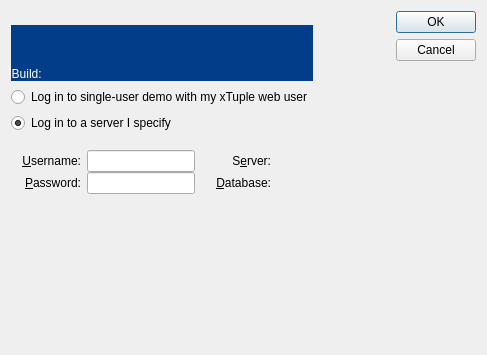
The window that xtuple/trunk/common/login2.ui (WooodHead/xtuple) describes before a commit, drawn with Qt 5.
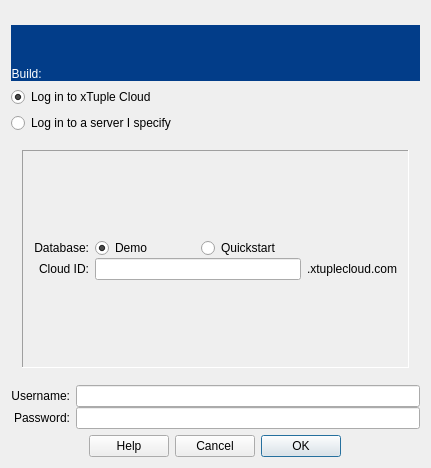
The same window after the commit. Icons and pictures are not drawn.

Commit message: Issue #19682:Free Trial update

```diff
--- a/xtuple/trunk/common/login2.ui
+++ b/xtuple/trunk/common/login2.ui
@@ -13,16 +13,14 @@
    <rect>
     <x>0</x>
     <y>0</y>
-    <width>487</width>
-    <height>355</height>
+    <width>431</width>
+    <height>468</height>
    </rect>
   </property>
   <property name="windowTitle">
    <string>Log In</string>
   </property>
-  <layout class="QVBoxLayout" name="verticalLayout_2">
-   <item>
-    <layout class="QHBoxLayout" name="horizontalLayout_2">
+  <layout class="QVBoxLayout" name="verticalLayout_6">
      <item>
       <layout class="QVBoxLayout" name="verticalLayout">
        <item>
@@ -2475,9 +2473,12 @@
         </layout>
        </item>
        <item>
-        <widget class="QRadioButton" name="_demoOption">
+      <widget class="QRadioButton" name="_cloudOption">
          <property name="text">
-          <string>Log in to single-user demo with my xTuple web user</string>
+        <string>Log in to xTuple Cloud</string>
+       </property>
+       <property name="checked">
+        <bool>true</bool>
          </property>
         </widget>
        </item>
@@ -2487,47 +2488,93 @@
           <string>Log in to a server I specify</string>
          </property>
          <property name="checked">
+        <bool>false</bool>
+       </property>
+      </widget>
+     </item>
+    </layout>
+   </item>
+   <item>
+    <widget class="QStackedWidget" name="_loginModeStack">
+     <property name="currentIndex">
+      <number>0</number>
+     </property>
+     <widget class="QWidget" name="_cloudPage">
+      <layout class="QVBoxLayout" name="verticalLayout_5">
+       <item>
+        <widget class="QFrame" name="_cloudFrame">
+         <property name="frameShape">
+          <enum>QFrame::Panel</enum>
+         </property>
+         <property name="frameShadow">
+          <enum>QFrame::Sunken</enum>
+         </property>
+         <layout class="QVBoxLayout" name="verticalLayout_3">
+          <item>
+           <layout class="QGridLayout" name="gridLayout_2">
+            <property name="verticalSpacing">
+             <number>0</number>
+            </property>
+            <item row="0" column="0">
+             <widget class="QLabel" name="_cloudDBLit">
+              <property name="text">
+               <string>Database:</string>
+              </property>
+              <property name="alignment">
+               <set>Qt::AlignRight|Qt::AlignTrailing|Qt::AlignVCenter</set>
+              </property>
+             </widget>
+            </item>
+            <item row="1" column="1">
+             <widget class="QLineEdit" name="_company"/>
+            </item>
+            <item row="0" column="1">
+             <layout class="QHBoxLayout" name="horizontalLayout">
+              <item>
+               <widget class="QRadioButton" name="_demoOption">
+                <property name="text">
+                 <string>Demo</string>
+                </property>
+                <property name="checked">
           <bool>true</bool>
          </property>
         </widget>
        </item>
-      </layout>
-     </item>
-     <item>
-      <spacer>
-       <property name="orientation">
-        <enum>Qt::Horizontal</enum>
-       </property>
-       <property name="sizeType">
-        <enum>QSizePolicy::Expanding</enum>
-       </property>
-       <property name="sizeHint" stdset="0">
-        <size>
-         <width>0</width>
-         <height>20</height>
-        </size>
-       </property>
-      </spacer>
-     </item>
-     <item>
-      <layout class="QVBoxLayout">
-       <property name="spacing">
-        <number>0</number>
-       </property>
-       <item>
-        <widget class="QDialogButtonBox" name="_buttonBox">
-         <property name="orientation">
-          <enum>Qt::Vertical</enum>
-         </property>
-         <property name="standardButtons">
-          <set>QDialogButtonBox::Cancel|QDialogButtonBox::Ok</set>
-         </property>
+              <item>
+               <widget class="QRadioButton" name="_prodOption">
+                <property name="text">
+                 <string>Quickstart</string>
+                </property>
+               </widget>
+              </item>
+             </layout>
+            </item>
+            <item row="1" column="2" colspan="2">
+             <widget class="QLabel" name="_companyLit2">
+              <property name="text">
+               <string>.xtuplecloud.com</string>
+              </property>
+             </widget>
+            </item>
+            <item row="1" column="0">
+             <widget class="QLabel" name="_companyLit">
+              <property name="text">
+               <string>Cloud ID:</string>
+              </property>
+              <property name="alignment">
+               <set>Qt::AlignRight|Qt::AlignTrailing|Qt::AlignVCenter</set>
+              </property>
         </widget>
        </item>
       </layout>
      </item>
     </layout>
-   </item>
+        </widget>
+       </item>
+      </layout>
+     </widget>
+     <widget class="QWidget" name="_serverPage">
+      <layout class="QVBoxLayout" name="verticalLayout_2">
    <item>
     <widget class="QFrame" name="_frame">
      <property name="sizePolicy">
@@ -2537,39 +2584,18 @@
       </sizepolicy>
      </property>
      <property name="frameShape">
-      <enum>QFrame::NoFrame</enum>
+          <enum>QFrame::Panel</enum>
      </property>
      <property name="frameShadow">
-      <enum>QFrame::Plain</enum>
-     </property>
+          <enum>QFrame::Sunken</enum>
+         </property>
+         <layout class="QVBoxLayout" name="verticalLayout_4">
+          <item>
      <layout class="QGridLayout" name="gridLayout">
       <property name="verticalSpacing">
        <number>0</number>
       </property>
       <item row="0" column="0">
-       <widget class="QLabel" name="_usernameLit">
-        <property name="text">
-         <string>&amp;Username:</string>
-        </property>
-        <property name="alignment">
-         <set>Qt::AlignRight|Qt::AlignTrailing|Qt::AlignVCenter</set>
-        </property>
-        <property name="buddy">
-         <cstring>_username</cstring>
-        </property>
-       </widget>
-      </item>
-      <item row="0" column="1">
-       <widget class="QLineEdit" name="_username">
-        <property name="sizePolicy">
-         <sizepolicy hsizetype="Preferred" vsizetype="Fixed">
-          <horstretch>0</horstretch>
-          <verstretch>0</verstretch>
-         </sizepolicy>
-        </property>
-       </widget>
-      </item>
-      <item row="0" column="3">
        <widget class="QLabel" name="_serverLit">
         <property name="text">
          <string>S&amp;erver:</string>
@@ -2582,7 +2608,7 @@
         </property>
        </widget>
       </item>
-      <item row="0" column="4">
+            <item row="0" column="1">
        <widget class="QLabel" name="_server">
         <property name="sizePolicy">
          <sizepolicy hsizetype="Expanding" vsizetype="Preferred">
@@ -2598,23 +2624,7 @@
         </property>
        </widget>
       </item>
-      <item row="0" column="5" rowspan="2">
-       <spacer>
-        <property name="orientation">
-         <enum>Qt::Horizontal</enum>
-        </property>
-        <property name="sizeType">
-         <enum>QSizePolicy::MinimumExpanding</enum>
-        </property>
-        <property name="sizeHint" stdset="0">
-         <size>
-          <width>13</width>
-          <height>20</height>
-         </size>
-        </property>
-       </spacer>
-      </item>
-      <item row="1" column="3" rowspan="2">
+            <item row="1" column="0">
        <widget class="QLabel" name="_databaseLit">
         <property name="text">
          <string>&amp;Database:</string>
@@ -2627,7 +2637,7 @@
         </property>
        </widget>
       </item>
-      <item row="1" column="4" rowspan="2">
+            <item row="1" column="1">
        <widget class="QLabel" name="_database">
         <property name="sizePolicy">
          <sizepolicy hsizetype="Expanding" vsizetype="Preferred">
@@ -2643,62 +2653,82 @@
         </property>
        </widget>
       </item>
-      <item row="2" column="0">
+           </layout>
+          </item>
+         </layout>
+        </widget>
+       </item>
+      </layout>
+     </widget>
+    </widget>
+   </item>
+   <item>
+    <layout class="QGridLayout" name="gridLayout_3">
+     <property name="sizeConstraint">
+      <enum>QLayout::SetDefaultConstraint</enum>
+     </property>
+     <property name="horizontalSpacing">
+      <number>-1</number>
+     </property>
+     <property name="verticalSpacing">
+      <number>0</number>
+     </property>
+     <item row="0" column="0">
+      <widget class="QLabel" name="_usernameLit1">
+       <property name="text">
+        <string>Username:</string>
+       </property>
+       <property name="alignment">
+        <set>Qt::AlignRight|Qt::AlignTrailing|Qt::AlignVCenter</set>
+       </property>
+      </widget>
+     </item>
+     <item row="0" column="1">
+      <widget class="QLineEdit" name="_username">
+       <property name="sizePolicy">
+        <sizepolicy hsizetype="Expanding" vsizetype="Fixed">
+         <horstretch>0</horstretch>
+         <verstretch>0</verstretch>
+        </sizepolicy>
+       </property>
+      </widget>
+     </item>
+     <item row="1" column="0">
        <widget class="QLabel" name="_passwordLit">
         <property name="text">
-         <string>&amp;Password:</string>
+        <string>Password:</string>
         </property>
         <property name="alignment">
          <set>Qt::AlignRight|Qt::AlignTrailing|Qt::AlignVCenter</set>
         </property>
-        <property name="buddy">
-         <cstring>_password</cstring>
-        </property>
-       </widget>
-      </item>
-      <item row="2" column="1">
+      </widget>
+     </item>
+     <item row="1" column="1">
        <widget class="QLineEdit" name="_password">
         <property name="sizePolicy">
-         <sizepolicy hsizetype="Preferred" vsizetype="Fixed">
+        <sizepolicy hsizetype="Expanding" vsizetype="Fixed">
           <horstretch>0</horstretch>
           <verstretch>0</verstretch>
          </sizepolicy>
         </property>
        </widget>
       </item>
-      <item row="3" column="1">
-       <spacer>
-        <property name="orientation">
-         <enum>Qt::Vertical</enum>
-        </property>
-        <property name="sizeType">
-         <enum>QSizePolicy::Expanding</enum>
-        </property>
-        <property name="sizeHint" stdset="0">
-         <size>
-          <width>20</width>
-          <height>0</height>
-         </size>
-        </property>
-       </spacer>
-      </item>
-      <item row="0" column="2">
-       <spacer name="horizontalSpacer">
-        <property name="orientation">
-         <enum>Qt::Horizontal</enum>
-        </property>
-        <property name="sizeType">
-         <enum>QSizePolicy::Fixed</enum>
-        </property>
-        <property name="sizeHint" stdset="0">
-         <size>
-          <width>15</width>
-          <height>20</height>
-         </size>
-        </property>
-       </spacer>
-      </item>
-     </layout>
+    </layout>
+   </item>
+   <item>
+    <widget class="QDialogButtonBox" name="_buttonBox">
+     <property name="layoutDirection">
+      <enum>Qt::RightToLeft</enum>
+     </property>
+     <property name="orientation">
+      <enum>Qt::Horizontal</enum>
+     </property>
+     <property name="standardButtons">
+      <set>QDialogButtonBox::Cancel|QDialogButtonBox::Help|QDialogButtonBox::Ok</set>
+     </property>
+     <property name="centerButtons">
+      <bool>true</bool>
+     </property>
     </widget>
    </item>
   </layout>
```
Left out of the diff: 7 changed lines with no effect on the pictures. Lines whose indentation alone changed are shown as unchanged. The commit also changes 2 other files.
